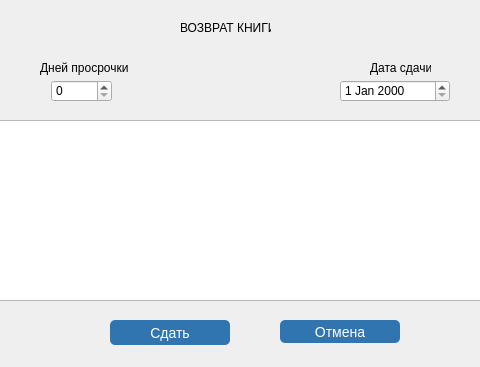
Old version of the form return_book/return_book.ui in the repository vladislavvasyukov/library; both pictures show x 140 to 620 and y 0 to 367 of the 736 by 367 pixel window.
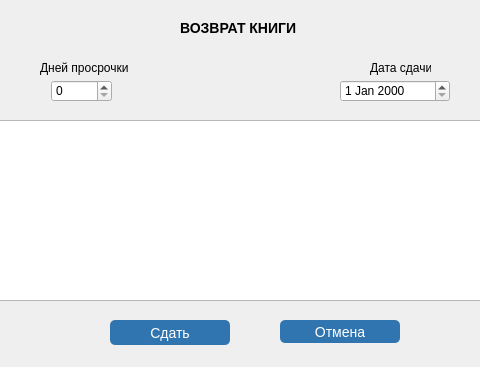
New version of the form.

Commit message: change style of buttons and remove QDebug

The edit to the form file:
```diff
--- a/return_book/return_book.ui
+++ b/return_book/return_book.ui
@@ -11,17 +11,41 @@
    </rect>
   </property>
   <property name="windowTitle">
-   <string/>
+   <string>Maktaba</string>
+  </property>
+  <property name="styleSheet">
+   <string notr="true">#pushButton,
+#pushButton_2 {
+	color: #fff;
+	text-decoration: none; 
+	background-color: rgb(49, 117, 176);
+	font-size: 14px;
+	border-radius: 5px;
+}
+
+#pushButton:hover,
+#pushButton_2:hover {
+	background-color: rgb(65, 158, 234);
+}
+
+#pushButton:pressed,
+#pushButton_2:pressed {
+	background-color: rgb(26, 64, 95);
+}</string>
   </property>
   <widget class="QLabel" name="label">
    <property name="geometry">
     <rect>
      <x>320</x>
      <y>20</y>
-     <width>91</width>
+     <width>121</width>
      <height>16</height>
     </rect>
    </property>
+   <property name="styleSheet">
+    <string notr="true">font-size: 14px;
+font-weight: 900;</string>
+   </property>
    <property name="text">
     <string>ВОЗВРАТ КНИГИ</string>
    </property>
```
Left out of the diff: 12 changed lines with no effect on the pictures. The commit also changes 12 other files.
